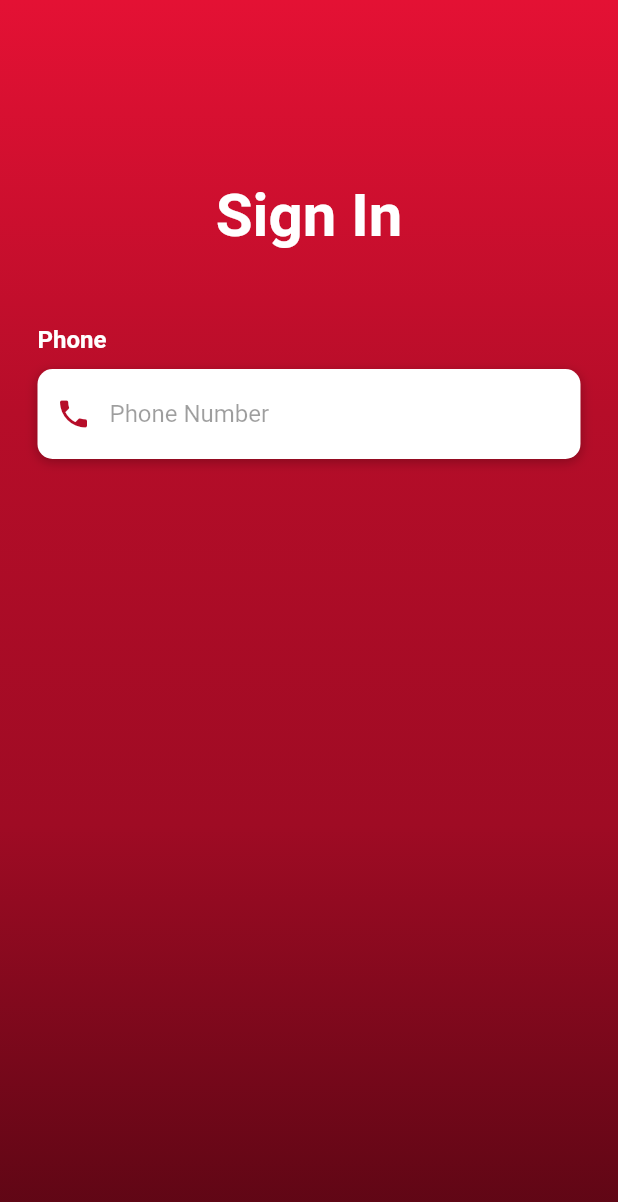
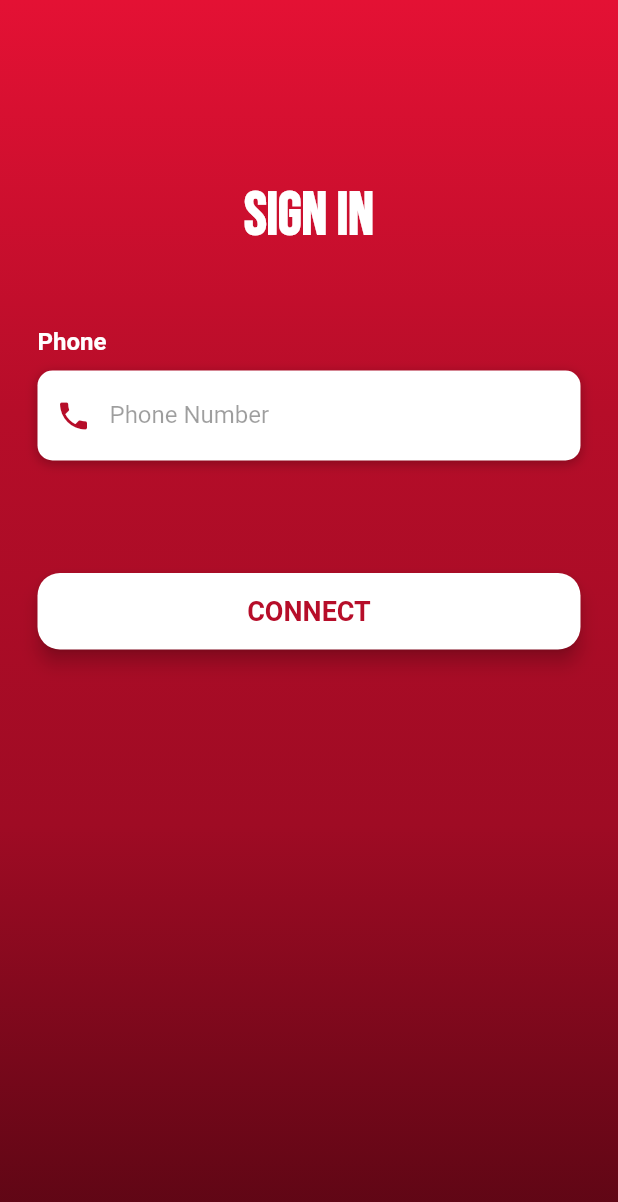
Before and after one commit to SanManke/don_de_sang_0.1, a Flutter app: the screen it shows after launch, on a phone screen of 412 x 824 dp. Shown: the top 1202 px of the screen. Run offline on Flutter 3.47's test engine with Material 2 defaults, Android fonts, the phone set to English and light mode, and no system bars.

Commit message:
dashboard.dart

```diff
--- a/lib/login_page.dart
+++ b/lib/login_page.dart
@@ -1,3 +1,5 @@
+
+import 'package:don_de_sang/dashboard.dart';
 import 'package:flutter/material.dart';
 import 'package:flutter/services.dart';
 
@@ -55,6 +57,48 @@ Widget buildPhone() {
   );
 }
 
+  class ConnectBtn extends StatelessWidget {
+
+    BuildContext context;
+
+    ConnectBtn({this.context});
+
+    @override
+    Widget build(BuildContext context) {
+      return Container(
+        padding: EdgeInsets.symmetric(vertical: 25),
+        width: double.infinity,
+        child: RaisedButton(
+          elevation: 5,
+          onPressed: () {
+            Navigator.push(
+              context,
+              MaterialPageRoute(
+                  builder: (context) {
+                    return Dashboard();
+                  }
+              ),
+            );
+          },
+          padding: EdgeInsets.all(15),
+          shape: RoundedRectangleBorder(
+              borderRadius: BorderRadius.circular(15)
+          ),
+          color: Colors.white,
+          child: Text(
+            'CONNECT',
+            style: TextStyle(
+                color: Color(0xffb60d29),
+                fontSize: 18,
+                fontWeight: FontWeight.bold
+            ),
+          ),
+        ),
+      );
+    }
+  }
+
+
 class _LoginPageState extends State<LoginPage> {
   @override
   Widget build(BuildContext context) {
@@ -79,6 +123,7 @@ class _LoginPageState extends State<LoginPage> {
                   )
               ),
               child: SingleChildScrollView(
+                physics: AlwaysScrollableScrollPhysics(),
                 padding: EdgeInsets.symmetric(
                   horizontal: 25,
                   vertical: 120
@@ -88,6 +133,7 @@ class _LoginPageState extends State<LoginPage> {
                   children: [
                     Text('Sign In',
                       style: TextStyle(
+                          fontFamily: 'BebasNeue',
                           color: Colors.white,
                           fontSize: 40,
                           fontWeight: FontWeight.bold
@@ -95,6 +141,8 @@ class _LoginPageState extends State<LoginPage> {
                     ),
                     SizedBox(height: 50),
                     buildPhone(),
+                    SizedBox(height: 50,),
+                    ConnectBtn(context: context,)
                   ],
                 ),
               ),
--- a/lib/main.dart
+++ b/lib/main.dart
@@ -48,6 +48,7 @@ class _MyAppState extends State<MyApp> {
                 alignment: Alignment.topCenter,
                 child: Text('Gout San Sove Lavi',
                 style: TextStyle(
+                  fontFamily: 'BebasNeue',
                   fontSize: 30.0,
                   color: Colors.red,
                 ),
@@ -59,6 +60,7 @@ class _MyAppState extends State<MyApp> {
                   alignment: Alignment.bottomCenter,
                   child: Text('POWERED BY SPOTLIGHT',
                   style: TextStyle(
+                    fontFamily: 'BebasNeue',
                   color: Colors.red
                   ),
                   ),
--- a/pubspec.yaml
+++ b/pubspec.yaml
@@ -49,6 +49,6 @@ flutter:
     - assets/
 
   fonts:
-    - family: RaleWay
+    - family: BebasNeue
       fonts:
-        - asset: fonts/BebasNeue-Regular.ttf
+      - asset: fonts/BebasNeue-Regular.ttf
```
Also changed, not shown: lib/dashboard.dart (added, +48 -0 lines), lib/griddashboard.dart (added, +95 -0 lines), assets/blooddrop.png (added), assets/hands-donation.webp (added), assets/info.png (added), assets/request.png (added), assets/settings.png (added).
